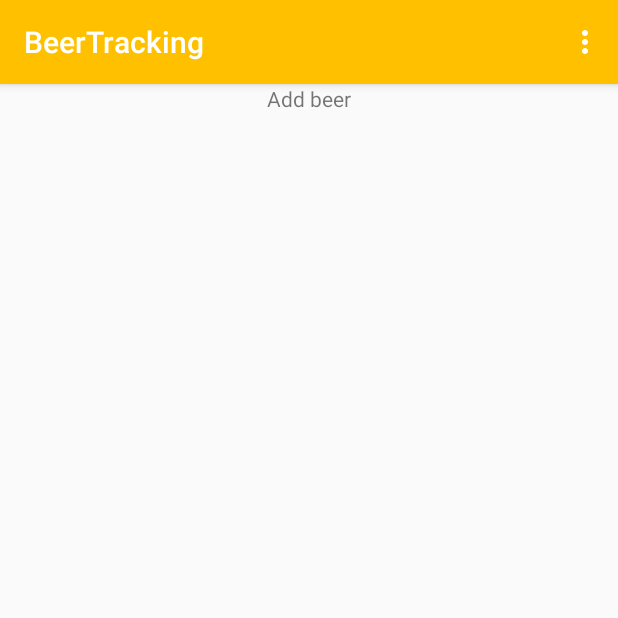
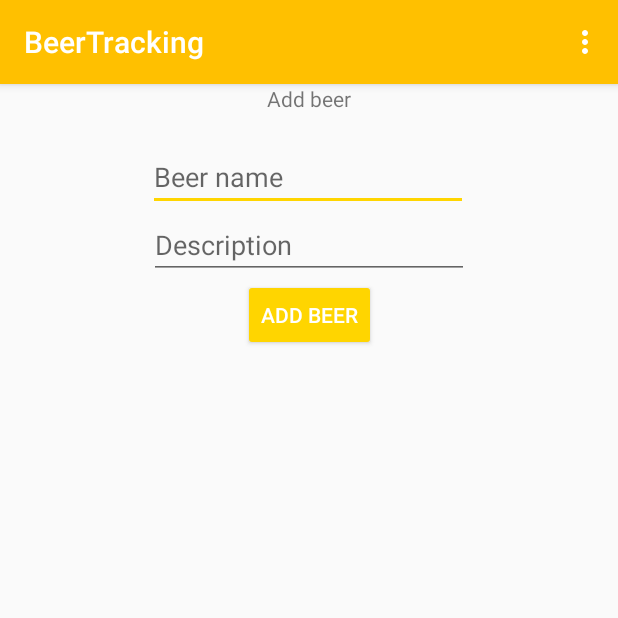
Before and after one commit to ucll-mobile-2021/project-beertracking, an Android app: the fragment AddFragment shown on its own in the app's theme, on a phone screen of 412 x 824 dp, the top half of it. Run offline under Robolectric (Android 15) with nearby library versions, the phone set to English and light mode, and no system bars; our stand-ins replace navigation-ui.

Commit message:
you can add beer in the app now

```diff
--- a/app/src/main/java/com/example/beertracking/database/InMemory.kt
+++ b/app/src/main/java/com/example/beertracking/database/InMemory.kt
@@ -14,6 +14,7 @@ class InMemory() {
         beers.add(Beer("Stella Artois", "Best beer in the world"))
         beers.add(Beer("Jupiler", "De walen moeten ook met een bier komen"))
         beers.add(Beer("Duvel", "Sssht hier rust den duvel"))
+        beers.add(Beer("Primus", "Voor de mensen dat slootwater lekker vinden"))
     }
 
     fun addBeer(beer : Beer){
--- a/app/src/main/java/com/example/beertracking/view/AddFragment.kt
+++ b/app/src/main/java/com/example/beertracking/view/AddFragment.kt
@@ -1,16 +1,46 @@
 package com.example.beertracking.view
 
 import android.os.Bundle
+import android.util.Log
 import android.view.*
+import android.widget.Button
+import android.widget.TextView
+import android.widget.Toast
 import androidx.fragment.app.Fragment
 import androidx.navigation.findNavController
 import androidx.navigation.ui.NavigationUI
 import com.example.beertracking.R
+import com.example.beertracking.model.Beer
 
 class AddFragment : Fragment() {
     override fun onCreateView(inflater: LayoutInflater, container: ViewGroup?, savedInstanceState: Bundle?): View?{
         setHasOptionsMenu(true)
-        return inflater.inflate(R.layout.fragment_add, container, false)
+        val inflatedView = inflater.inflate(R.layout.fragment_add, container, false)
+
+        //Get the textviews
+        val name : TextView = inflatedView.findViewById(R.id.name_text)
+        val description : TextView = inflatedView.findViewById(R.id.description_text)
+
+        //ADD Beer
+        val b : Button = inflatedView.findViewById(R.id.addbeer_button)
+        b.setOnClickListener {addBeer(it, name, description) }
+
+        return inflatedView
+    }
+
+    private fun addBeer(view:View, name:TextView, description:TextView){
+        //Add the beers
+        MainActivity.GlobalVariable.database.addBeer(Beer(name.text.toString(),description.text.toString()))
+
+        //Clear the textviews
+        name.text = ""
+        description.text = ""
+
+        //makes a toast
+        Toast.makeText(activity,"Beer added successfully!", Toast.LENGTH_LONG).show()
+
+        //Redirect
+        view.findNavController().navigate(R.id.action_addFragment_to_overviewFragment)
     }
 
     override fun onCreateOptionsMenu(menu: Menu, inflater: MenuInflater) {
--- a/app/src/main/java/com/example/beertracking/view/MainActivity.kt
+++ b/app/src/main/java/com/example/beertracking/view/MainActivity.kt
@@ -10,6 +10,7 @@ import androidx.navigation.findNavController
 import androidx.navigation.ui.AppBarConfiguration
 import androidx.navigation.ui.NavigationUI
 import com.example.beertracking.R
+import com.example.beertracking.database.InMemory
 import com.example.beertracking.databinding.ActivityMainBinding
 import com.example.beertracking.model.Beer
 
@@ -32,4 +33,8 @@ class MainActivity : AppCompatActivity() {
         val navController = this.findNavController(R.id.myNavHostFragment)
         return NavigationUI.navigateUp(navController, appBarConfiguration)
     }
+
+    object GlobalVariable {
+        var database = InMemory()
+    }
 }
--- a/app/src/main/res/layout/fragment_add.xml
+++ b/app/src/main/res/layout/fragment_add.xml
@@ -14,4 +14,38 @@
         app:layout_constraintEnd_toEndOf="parent"
         app:layout_constraintStart_toStartOf="parent"
         app:layout_constraintTop_toTopOf="parent" />
+
+    <EditText
+        android:id="@+id/name_text"
+        android:layout_width="wrap_content"
+        android:layout_height="wrap_content"
+        android:layout_marginTop="20dp"
+        android:ems="10"
+        android:hint="Beer name"
+        android:inputType="textPersonName"
+        app:layout_constraintEnd_toEndOf="parent"
+        app:layout_constraintHorizontal_bias="0.497"
+        app:layout_constraintStart_toStartOf="parent"
+        app:layout_constraintTop_toBottomOf="@+id/nav_titel" />
+
+    <EditText
+        android:id="@+id/description_text"
+        android:layout_width="wrap_content"
+        android:layout_height="wrap_content"
+        android:ems="10"
+        android:hint="Description"
+        android:inputType="textPersonName"
+        app:layout_constraintEnd_toEndOf="parent"
+        app:layout_constraintStart_toStartOf="parent"
+        app:layout_constraintTop_toBottomOf="@+id/name_text" />
+
+    <Button
+        android:id="@+id/addbeer_button"
+        style="@style/Widget.AppCompat.Button.Colored"
+        android:layout_width="wrap_content"
+        android:layout_height="wrap_content"
+        android:text="Add Beer"
+        app:layout_constraintEnd_toEndOf="parent"
+        app:layout_constraintStart_toStartOf="parent"
+        app:layout_constraintTop_toBottomOf="@+id/description_text" />
 </androidx.constraintlayout.widget.ConstraintLayout>
--- a/app/src/main/res/navigation/navigation.xml
+++ b/app/src/main/res/navigation/navigation.xml
@@ -14,7 +14,11 @@
     <fragment
         android:id="@+id/addFragment"
         android:name="com.example.beertracking.view.AddFragment"
-        android:label="AddFragment" />
+        android:label="AddFragment" >
+        <action
+            android:id="@+id/action_addFragment_to_overviewFragment"
+            app:destination="@id/overviewFragment" />
+    </fragment>
     <fragment
         android:id="@+id/homeFragment"
         android:name="com.example.beertracking.view.HomeFragment"
```
Also changed, not shown: app/src/main/java/com/example/beertracking/view/OverviewFragment.kt (+1 -7 lines).
